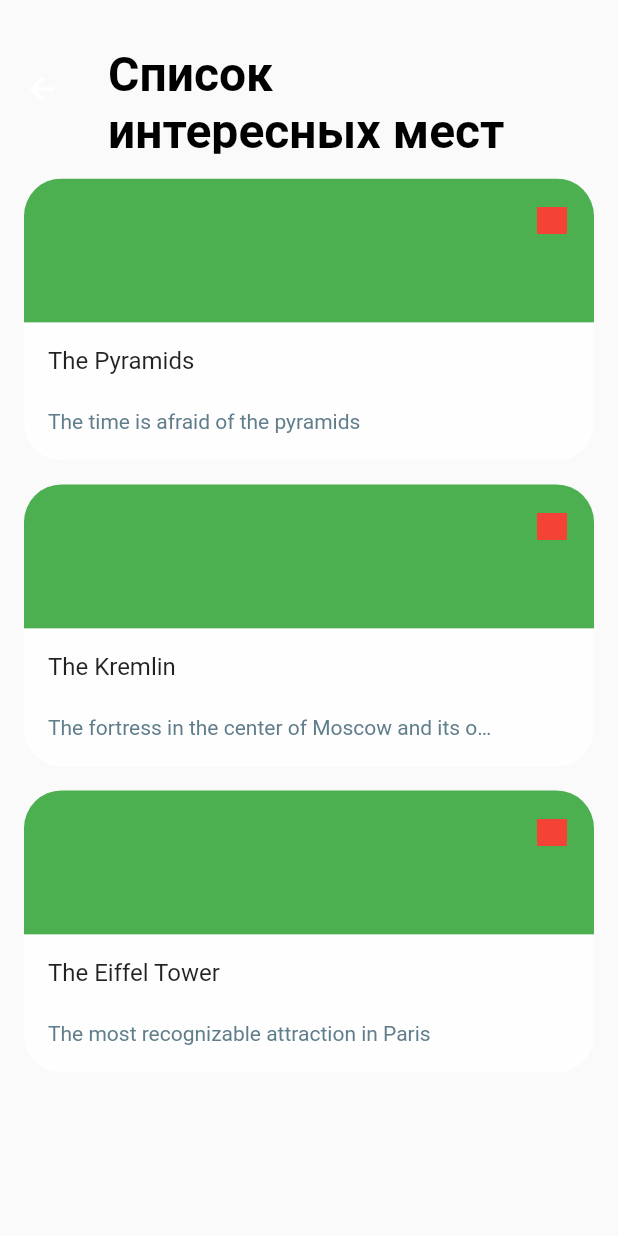
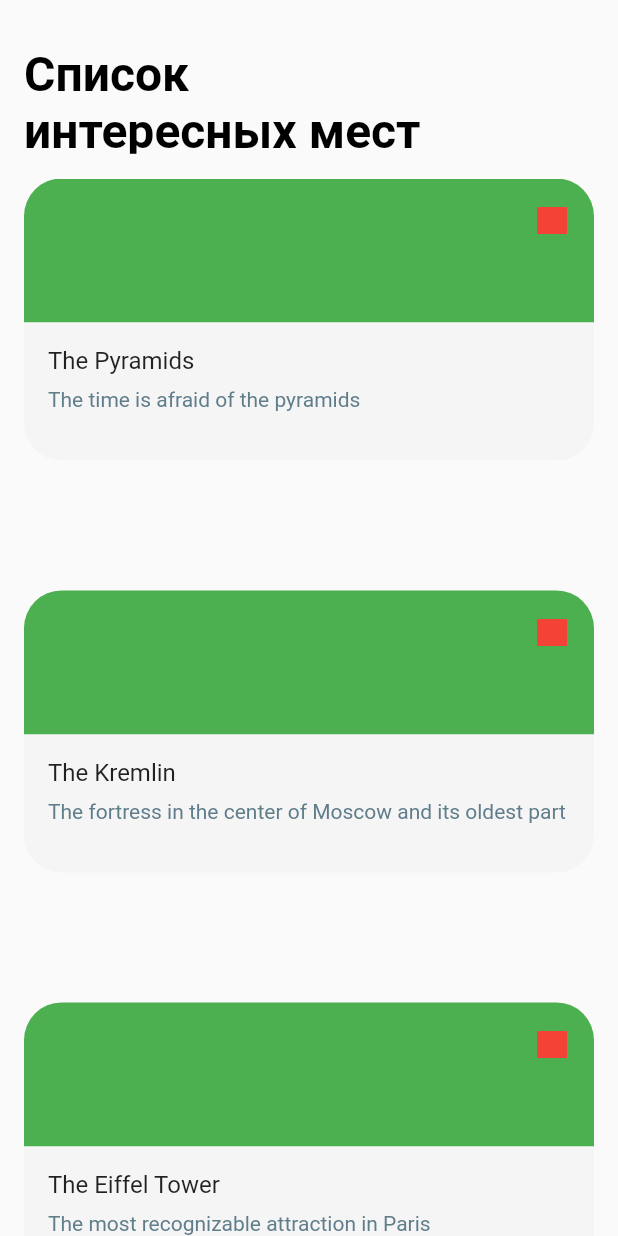
Before and after one commit to alexgogotov/places, a Flutter app: the SightListScreen screen opened directly, on a phone screen of 412 x 824 dp. Run offline on Flutter 3.47's test engine with Material 2 defaults, Android fonts, the phone set to English and light mode, and no system bars.

Commit message:
работа с размерами во Flutter

```diff
--- a/lib/main.dart
+++ b/lib/main.dart
@@ -12,8 +12,8 @@ class App extends StatelessWidget {
   Widget build(BuildContext context) {
     return MaterialApp(
       title: 'App',
-      //home: SightListScreen(),
-      home: SightDetailsScreen(),
+      home: SightListScreen(),
+      //home: SightDetailsScreen(),
     );
   }
 }
--- a/lib/ui/screen/sight_card.dart
+++ b/lib/ui/screen/sight_card.dart
@@ -9,7 +9,9 @@ class SightCard extends StatelessWidget {
 
   @override
   Widget build(BuildContext context) {
-    return Column(
+    return AspectRatio(
+        aspectRatio: 3 / 2,
+        child: Column(
           children: [
             Container(
                 width: double.infinity,
@@ -39,36 +41,31 @@ class SightCard extends StatelessWidget {
                 height: 92,
                 margin: EdgeInsets.only(left: 16, right: 16, bottom: 16),
                 decoration: BoxDecoration(
-                color: Colors.white70,
+                    color: const Color(0xfff5f5f5),
                     shape: BoxShape.rectangle,
                     borderRadius: BorderRadius.only(
                         bottomLeft: Radius.circular(25.0),
                         bottomRight: Radius.circular(25.0))),
-            child: Stack(
+                child: Column(
+                  crossAxisAlignment: CrossAxisAlignment.start,
                   children: [
-                Positioned(
-                  top: 16,
-                  left: 16,
+                    SizedBox(height: 16),
+                    Container(
+                        margin: EdgeInsets.only(left: 16, right: 16, bottom: 8),
                         child: Text(
                           sight.name,
                           style: text,
-                  ),
-                ),
-                Positioned(
-                  top: 58,
-                  left: 16,
-                  child: Container(
-                      width: 296,
-                      height: 18,
+                        )),
+                    Container(
+                        margin: EdgeInsets.only(left: 16, right: 16),
                         child: Text(
                           sight.details,
                           style: smallBlueGrey,
                           overflow: TextOverflow.ellipsis,
-                      )),
-                ),
+                        ))
                   ],
                 )),
           ],
-    );
+        ));
   }
 }
--- a/lib/ui/screen/sight_list_screen.dart
+++ b/lib/ui/screen/sight_list_screen.dart
@@ -12,7 +12,32 @@ class _SightListScreenState extends State<SightListScreen> {
   @override
   Widget build(BuildContext context) {
     return Scaffold(
-      appBar: AppBar(
+        appBar: MyCustomAppBar(
+          height: 119,
+        ),
+        body: SingleChildScrollView(
+          child: Column(
+            children: [
+              SightCard(mocks[0]),
+              SightCard(mocks[1]),
+              SightCard(mocks[2])
+            ],
+          ),
+        ));
+  }
+}
+
+class MyCustomAppBar extends StatelessWidget implements PreferredSizeWidget {
+  final double height;
+
+  const MyCustomAppBar({
+    Key key,
+    @required this.height,
+  }) : super(key: key);
+
+  @override
+  Widget build(BuildContext context) {
+    return AppBar(
         title: Container(
           width: double.infinity,
           height: 72,
@@ -23,18 +48,12 @@ class _SightListScreenState extends State<SightListScreen> {
             style: largeTitle,
           ),
         ),
-          toolbarHeight: 119,
+        toolbarHeight: height,
         backgroundColor: Theme.of(context).scaffoldBackgroundColor,
         elevation: 0,
-          titleSpacing: 16),
+        titleSpacing: 16);
+  }
 
-      body: SingleChildScrollView(
-        child: Column(children: [
-          SightCard(mocks[0]),
-          SightCard(mocks[1]),
-          SightCard(mocks[2])
-        ],),
-      )
-    );
+  @override
+  Size get preferredSize => Size.fromHeight(height);
 }
-}
```
Lines whose indentation alone changed are shown as unchanged.
